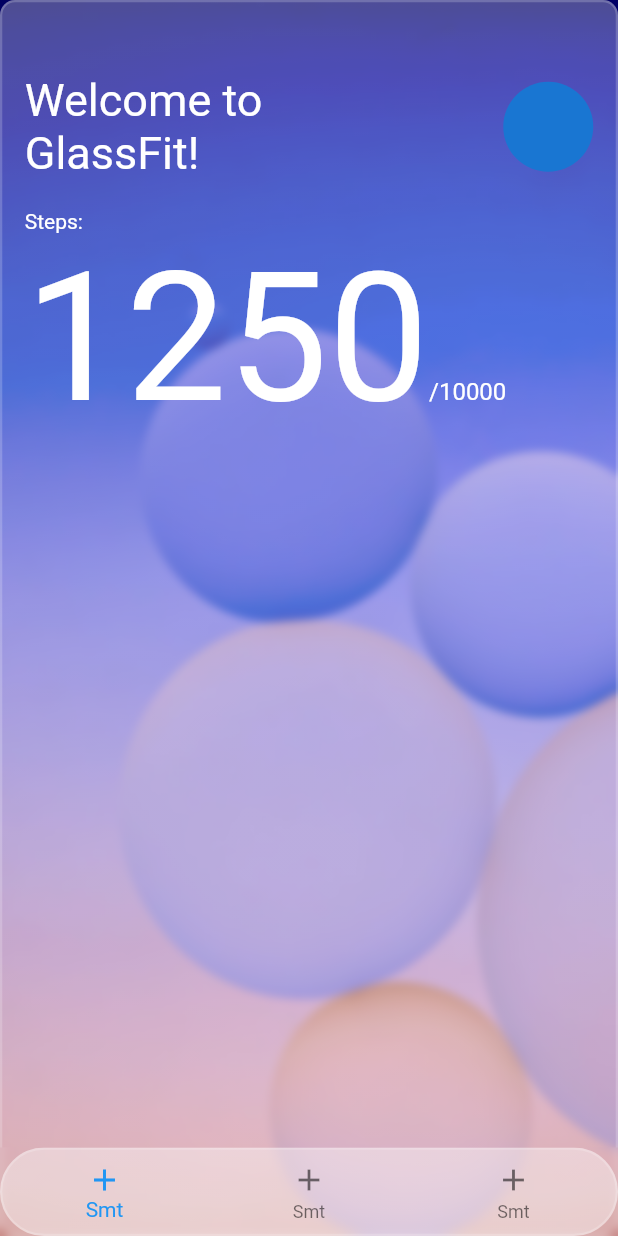
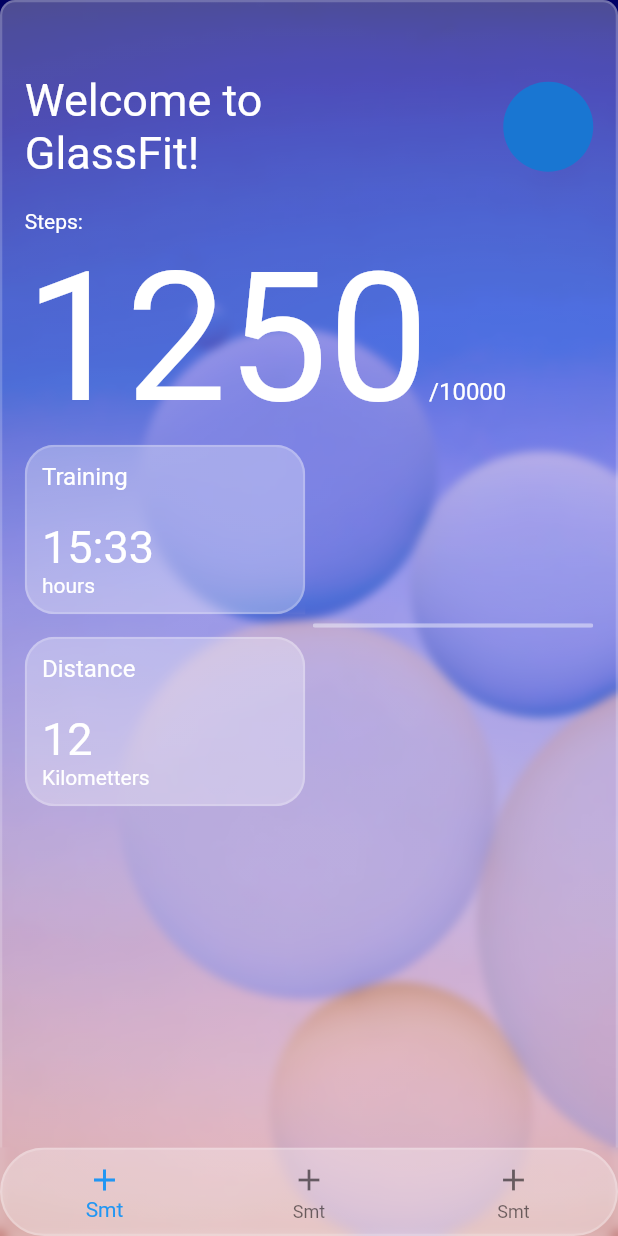
Before and after one commit to Xsidelight/glassmorphism_flutter, a Flutter app: the screen it shows after launch, on a phone screen of 412 x 824 dp. Run offline on Flutter 3.47's test engine with Material 2 defaults, Android fonts, the phone set to English and light mode, and no system bars.

Commit message:
Created HomeScreenGlassCards, added widgets to HomeScreen

```diff
--- /dev/null
+++ b/lib/app/my_app.dart
@@ -0,0 +1,20 @@
+import 'package:flutter/material.dart';
+import 'package:glassmorphism_flutter/ui/screens/home_screen.dart';
+
+class MyApp extends StatelessWidget {
+  const MyApp({Key? key}) : super(key: key);
+
+  // This widget is the root of your application.
+  @override
+  Widget build(BuildContext context) {
+    return MaterialApp(
+      title: 'Glass Health',
+      theme: ThemeData(
+        textTheme: const TextTheme(
+          bodyText2: TextStyle(color: Colors.white),
+        ),
+      ),
+      home: const HomeScreen(),
+    );
+  }
+}
--- a/lib/main.dart
+++ b/lib/main.dart
@@ -1,20 +1,7 @@
 import 'package:flutter/material.dart';
 
-import 'ui/screens/home_screen.dart';
+import 'app/my_app.dart';
 
 void main() {
   runApp(const MyApp());
 }
-
-class MyApp extends StatelessWidget {
-  const MyApp({Key? key}) : super(key: key);
-
-  // This widget is the root of your application.
-  @override
-  Widget build(BuildContext context) {
-    return const MaterialApp(
-      title: 'Glass Health',
-      home: HomeScreen(),
-    );
-  }
-}
--- a/lib/ui/screens/home_screen.dart
+++ b/lib/ui/screens/home_screen.dart
@@ -1,5 +1,7 @@
 import 'package:flutter/material.dart';
 import 'package:glassmorphism_flutter/ui/widgets/glass.dart';
+import 'package:glassmorphism_flutter/ui/widgets/glass_container.dart';
+import 'package:glassmorphism_flutter/ui/widgets/hs_glass_card.dart';
 
 class HomeScreen extends StatelessWidget {
   const HomeScreen({Key? key}) : super(key: key);
@@ -32,7 +34,7 @@ class HomeScreen extends StatelessWidget {
                     children: const [
                       Text(
                         'Welcome to \nGlassFit!',
-                        style: TextStyle(color: Colors.white, fontSize: 30),
+                        style: TextStyle(fontSize: 30),
                       ),
                       CircleAvatar(
                         radius: 30,
@@ -47,7 +49,6 @@ class HomeScreen extends StatelessWidget {
                     children: [
                       const Text(
                         'Steps:',
-                        style: TextStyle(color: Colors.white),
                       ),
                       RichText(
                         text: const TextSpan(
@@ -62,6 +63,36 @@ class HomeScreen extends StatelessWidget {
                         ),
                       ),
                     ],
+                  ),
+                  Row(
+                    children: [
+                      Expanded(
+                        flex: 1,
+                        child: Column(
+                          children: const [
+                            HomeScreenGlassCard(
+                                title: 'Training',
+                                definition: 'hours',
+                                value: '15:33'),
+                            SizedBox(
+                              height: 15,
+                            ),
+                            HomeScreenGlassCard(
+                                title: 'Distance',
+                                definition: 'Kilometters',
+                                value: '12'),
+                          ],
+                        ),
+                      ),
+                      const SizedBox(
+                        width: 5,
+                      ),
+                      Expanded(
+                        child: GlassContainer(
+                          child: Container(),
+                        ),
+                      ),
+                    ],
                   )
                 ],
               ),
@@ -70,13 +101,13 @@ class HomeScreen extends StatelessWidget {
         ],
       ),
       bottomNavigationBar: GlassMorphism(
-        start: .4,
-        end: .4,
+        start: .3,
+        end: .3,
         borderRadius: 30,
         child: BottomNavigationBar(
           backgroundColor: Colors.transparent,
           elevation: 0,
-          items: [
+          items: const [
             BottomNavigationBarItem(
               label: 'Smt',
               icon: Icon(Icons.add),
--- /dev/null
+++ b/lib/ui/widgets/glass_container.dart
@@ -0,0 +1,22 @@
+import 'package:flutter/material.dart';
+
+import 'glass.dart';
+
+class GlassContainer extends StatelessWidget {
+  const GlassContainer({
+    Key? key,
+    required this.child,
+  }) : super(key: key);
+
+  final Widget child;
+
+  @override
+  Widget build(BuildContext context) {
+    return GlassMorphism(
+      start: .3,
+      end: .3,
+      borderRadius: 20,
+      child: child,
+    );
+  }
+}
--- /dev/null
+++ b/lib/ui/widgets/hs_glass_card.dart
@@ -0,0 +1,43 @@
+import 'package:flutter/material.dart';
+
+import 'glass_container.dart';
+
+class HomeScreenGlassCard extends StatelessWidget {
+  const HomeScreenGlassCard({
+    Key? key,
+    required this.title,
+    required this.definition,
+    required this.value,
+  }) : super(key: key);
+
+  final String title;
+  final String definition;
+  final String value;
+
+  @override
+  Widget build(BuildContext context) {
+    return GlassContainer(
+      child: Container(
+        padding: const EdgeInsets.all(10),
+        width: double.infinity,
+        child: Column(
+          crossAxisAlignment: CrossAxisAlignment.start,
+          children: [
+            Text(
+              title,
+              style: const TextStyle(fontSize: 16),
+            ),
+            const SizedBox(
+              height: 20,
+            ),
+            Text(
+              value,
+              style: const TextStyle(fontSize: 30),
+            ),
+            Text(definition),
+          ],
+        ),
+      ),
+    );
+  }
+}
```
Also changed, not shown: 1 other file.
